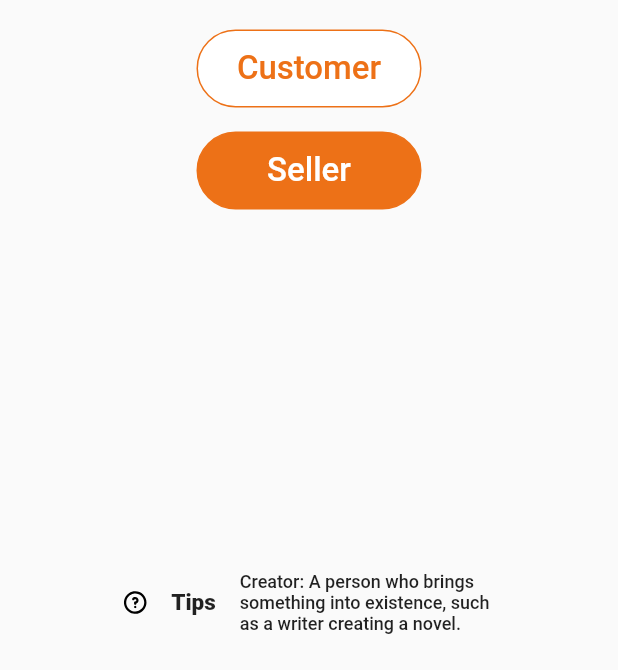
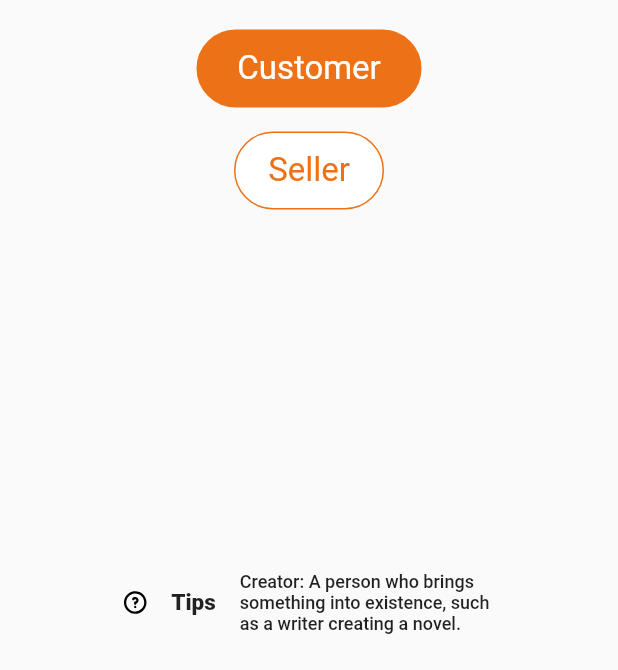
Before and after one commit to Darius253/E-books, a Flutter app: the screen it shows after launch, on a phone screen of 412 x 824 dp, the part 566-1236 px from its top. Run offline on Flutter 3.47's test engine with Material 2 defaults, Android fonts, the phone set to English and light mode, and no system bars; our stand-ins replace flutter_svg, get, intl_phone_number_input, readmore; missing offline and left inert: flextras, stretchy_header; project files that could hold a hidden picture were left out.

Commit message:
sign up resolved

```diff
--- a/lib/screens/signup/select_sign_up.dart
+++ b/lib/screens/signup/select_sign_up.dart
@@ -32,9 +32,9 @@ class SelectSignUp extends StatelessWidget {
                   onPressed: () {
                     Get.to(const SignUpPage());
                   },
-                  backgroundColor: Colors.white,
+                  backgroundColor: Palette.primary,
                   text: "Customer",
-                  textColor: Palette.primary,
+                  textColor: Colors.white, width: 150,
                 ),
 
                 const SizedBox(height: 16),
@@ -42,9 +42,9 @@ class SelectSignUp extends StatelessWidget {
                   onPressed: () {
                     Get.to(const SignUpPage());
                   },
-                  backgroundColor: Palette.primary,
+                  backgroundColor: Colors.white,
                   text: "Seller",
-                  textColor: Colors.white,
+                  textColor: Palette.primary, width: 100,
                 ),
               ],
             ),
--- a/lib/widgets/creater_button.dart
+++ b/lib/widgets/creater_button.dart
@@ -6,6 +6,7 @@ class CreaterButton extends StatelessWidget {
   final Color backgroundColor;
   final Color textColor;
   final String text;
+  final double width;
   final VoidCallback onPressed;
 
   const CreaterButton({
@@ -13,14 +14,14 @@ class CreaterButton extends StatelessWidget {
     required this.backgroundColor,
     required this.textColor,
     required this.onPressed,
-    required this.text,
+    required this.text, required this.width,
   });
 
   @override
   Widget build(BuildContext context) {
     return Container(
       height: 52,
-      width: 150,
+      width: width,
       decoration: BoxDecoration(
         borderRadius: BorderRadius.circular(50),
         color: backgroundColor,
@@ -38,7 +39,7 @@ class CreaterButton extends StatelessWidget {
               child: Text(
                 text,
                 style: TextStyle(
-                    color: textColor, fontWeight: FontWeight.w500, fontSize: 22),
+                    color: textColor, fontWeight: FontWeight.w400, fontSize: 22),
               ),
             ),
           ),
```
